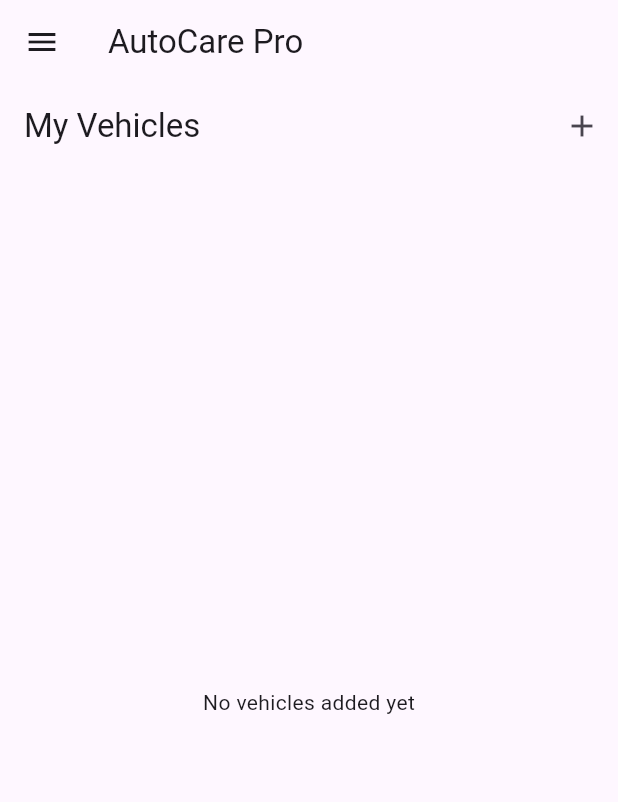
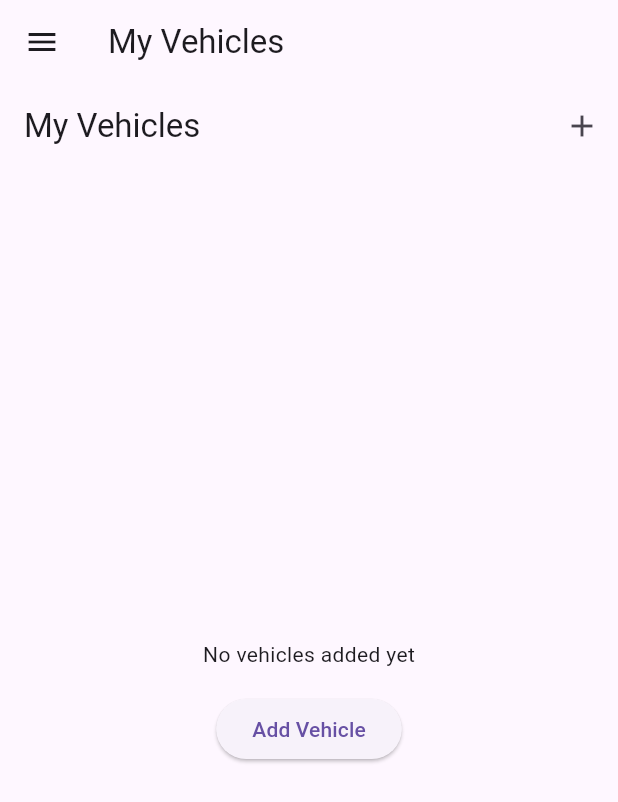
Before and after one commit to Sap-has/autocare, a Flutter app: the screen it shows after launch, on a phone screen of 412 x 824 dp. Shown: the top 802 px of the screen. Run offline on Flutter 3.47's test engine with Material 3 defaults, Android fonts, the phone set to English and light mode, and no system bars; our stand-ins replace sqflite; accounts and stored records are empty.

Commit message:
update on main thread workload

```diff
--- a/lib/pages/vehicle/providers/vehicle_provider.dart
+++ b/lib/pages/vehicle/providers/vehicle_provider.dart
@@ -65,26 +65,30 @@ class MileageRecord {
 class VehicleProvider extends ChangeNotifier {
   final List<Vehicle> _vehicles = [];
   final DatabaseHelper _dbHelper = DatabaseHelper();
-  bool _isLoaded = false;
+  bool isLoaded = false;
 
   List<Vehicle> get vehicles => _vehicles;
 
   // Constructor loads data from database
   VehicleProvider() {
-    WidgetsBinding.instance.addPostFrameCallback((_) {
-      _loadVehicles();
-    });
+    // Initialize loading immediately but don't block UI
+    _loadVehicles();
   }
 
   // Load vehicles from the database
   Future<void> _loadVehicles() async {
-    if (_isLoaded) return;
+    if (isLoaded) return;
 
-    final vehicles = await _dbHelper.getVehicles();
-    _vehicles.clear();
-    _vehicles.addAll(vehicles);
-    _isLoaded = true;
-    notifyListeners();
+    try {
+      final vehicles = await _dbHelper.getVehicles();
+      _vehicles.clear();
+      _vehicles.addAll(vehicles);
+      isLoaded = true;
+      notifyListeners();
+    } catch (e) {
+      // Handle database errors
+      print('Error loading vehicles: $e');
+    }
   }
 
   Future<void> addVehicle(Vehicle vehicle) async {
--- a/lib/pages/vehicle/vehicle_form_page.dart
+++ b/lib/pages/vehicle/vehicle_form_page.dart
@@ -154,7 +154,7 @@ class VehicleFormPage extends StatelessWidget {
                       // Add the vehicle to the provider
                       vehicleProvider.addVehicle(
                         Vehicle(
-                          id: Random().nextInt(100000), // Simple ID generation
+                          id: DateTime.now().millisecondsSinceEpoch % 2147483647, // Simple ID generation
                           trimId: trim['id'] as int,
                           year: formProv.selectedYear.toString(),
                           make: formProv.selectedMake ?? '',
--- a/lib/pages/vehicle/vehicle_profile_page.dart
+++ b/lib/pages/vehicle/vehicle_profile_page.dart
@@ -27,12 +27,22 @@ class VehicleProfilePage extends StatelessWidget {
           )
         ],
       ),
-      body: vehicles.isEmpty
+      body: !vehicleProvider.isLoaded
+          ? const Center(child: CircularProgressIndicator())
+          : vehicles.isEmpty
           ? Center(
         child: Column(
           mainAxisAlignment: MainAxisAlignment.center,
           children: [
             const Text('No vehicles added yet'),
+            const SizedBox(height: 16),
+            ElevatedButton(
+              onPressed: () {
+                Provider.of<NavigationProvider>(context, listen: false)
+                    .setPage(PageIdentifier.vehicleFormPage);
+              },
+              child: const Text('Add Vehicle'),
+            ),
           ],
         ),
       )
@@ -253,9 +263,13 @@ class VehicleCard extends StatelessWidget {
   }
 
   String _getEngineInfo(Map<String, dynamic> specs) {
-    // Since the specs structure is different, let's modify our approach
     try {
-      // Extract based on description if engine info is embedded there
+      // First try to get engine_type if available
+      if (specs.containsKey('engine_type') && specs['engine_type'] != null) {
+        return specs['engine_type'].toString();
+      }
+
+      // Then try description
       final description = specs['description'] as String?;
       if (description != null && description.contains('(') && description.contains(')')) {
         // Extract engine info from parentheses in description
@@ -272,16 +286,21 @@ class VehicleCard extends StatelessWidget {
     try {
       // Extract transmission info from description if possible
       final description = specs['description'] as String?;
-      if (description != null && description.contains('A')) {
+      if (description != null) {
         // If description contains something like "9A" for 9-speed automatic
         final match = RegExp(r'(\d+)A').firstMatch(description);
         if (match != null) {
           return '${match.group(1)}-speed Automatic';
         }
       }
+
+      // Try other fields
+      if (specs.containsKey('transmission') && specs['transmission'] != null) {
+        return specs['transmission'].toString();
+      }
     } catch (e) {
       // Handle any nested property access errors
     }
-    return 'Transmission Info N/A';
+    return 'Auto';  // More friendly default
   }
 }
--- a/lib/widgets/drawer_wrapper.dart
+++ b/lib/widgets/drawer_wrapper.dart
@@ -19,7 +19,7 @@ class DrawerWrapper extends StatelessWidget {
       case PageIdentifier.vehicleProfilePage:
         content = Consumer<VehicleProvider>(
           builder: (context, vehicleProvider, _) {
-            return VehicleProfilePage();
+            return const VehicleProfilePage();
           },
         );
         break;
@@ -35,7 +35,10 @@ class DrawerWrapper extends StatelessWidget {
     }
 
     return Scaffold(
-      appBar: AppBar(title: const Text("AutoCare Pro")),
+      key: ValueKey(navigation.currentPage), // Add key to rebuild Scaffold properly
+      appBar: AppBar(
+        title: _getTitleForPage(navigation.currentPage),
+      ),
       drawer: Drawer(
         child: ListView(
           children: [
@@ -48,6 +51,7 @@ class DrawerWrapper extends StatelessWidget {
             ListTile(
               leading: const Icon(Icons.car_rental),
               title: const Text('Vehicle Profile'),
+              selected: navigation.currentPage == PageIdentifier.vehicleProfilePage,
               onTap: () {
                 navigation.setPage(PageIdentifier.vehicleProfilePage);
                 Navigator.pop(context);
@@ -56,6 +60,7 @@ class DrawerWrapper extends StatelessWidget {
             ListTile(
               leading: const Icon(Icons.recommend),
               title: const Text('Suggestions'),
+              selected: navigation.currentPage == PageIdentifier.suggestionPage,
               onTap: () {
                 navigation.setPage(PageIdentifier.suggestionPage);
                 Navigator.pop(context);
@@ -67,4 +72,16 @@ class DrawerWrapper extends StatelessWidget {
       body: content,
     );
   }
+
+  // Helper method to get the title based on current page
+  Widget _getTitleForPage(PageIdentifier page) {
+    switch (page) {
+      case PageIdentifier.vehicleProfilePage:
+        return const Text("My Vehicles");
+      case PageIdentifier.vehicleFormPage:
+        return const Text("Add Vehicle");
+      case PageIdentifier.suggestionPage:
+        return const Text("Maintenance Suggestions");
+    }
+  }
 }
```
Also changed, not shown: lib/database/database_helper.dart (+13 -0 lines).
